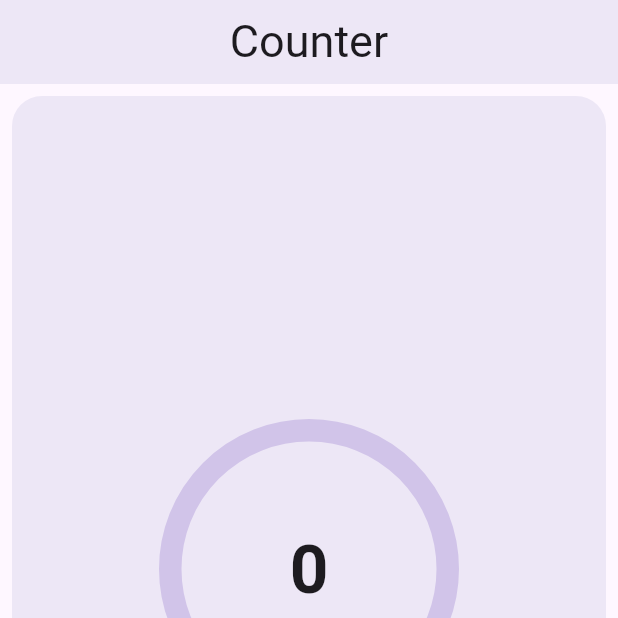
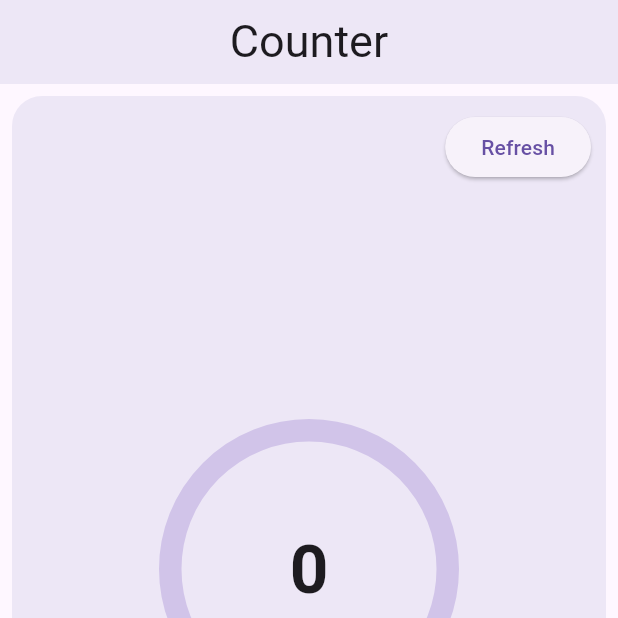
Before and after one commit to najmul19/Counter-App-Save-Previous-Count-, a Flutter app: the screen it shows after launch, on a phone screen of 412 x 824 dp, the top half of it. Run offline on Flutter 3.47's test engine with Material 3 defaults, Android fonts, the phone set to English and light mode, and no system bars; drawn by our look-alikes of percent_indicator; our stand-ins replace font_awesome_flutter, shared_preferences.

Commit message:
p commit

```diff
--- a/lib/main.dart
+++ b/lib/main.dart
@@ -18,9 +18,8 @@ class Counter extends StatelessWidget {
     );
   }
 }
+
 int cnt = 0;
-
-
 
 class HomeScreen extends StatefulWidget {
   const HomeScreen({super.key});
@@ -30,19 +29,20 @@ class HomeScreen extends StatefulWidget {
 }
 
 class _HomeScreenState extends State<HomeScreen> {
-
-  increment()  async {
-    SharedPreferences pref =  await SharedPreferences.getInstance();
+  increment() async {
+    SharedPreferences pref = await SharedPreferences.getInstance();
     ++cnt;
     setState(() {});
     pref.setInt("cntVal", cnt);
   }
 
-  decrement()  async {
-    SharedPreferences pref =  await SharedPreferences.getInstance();
+  decrement() async {
+    SharedPreferences pref = await SharedPreferences.getInstance();
+    if (cnt > 0) {
       --cnt;
       setState(() {});
       pref.setInt("cntVal", cnt);
+    }
   }
 
   @override
@@ -50,28 +50,24 @@ class _HomeScreenState extends State<HomeScreen> {
     action();
     super.initState();
   }
+
   action() async {
-
-    SharedPreferences pref =  await SharedPreferences.getInstance();
+    SharedPreferences pref = await SharedPreferences.getInstance();
     int? cntValue = pref.getInt("cntVal");
-    cnt = cntValue!;
+    cnt = cntValue ?? 0;
     setState(() {});
   }
-  // increment() async {
-  //   SharedPreferences pref = await SharedPreferences.getInstance();
-  //   ++cnt;
-  //   setState(() {});
-  //   pref.setInt("cntVal", cnt);
-  // }
+
   @override
   Widget build(BuildContext context) {
     return Scaffold(
       appBar: AppBar(
         backgroundColor: Colors.deepPurple.shade50,
-        title: const Text("Counter", style: TextStyle(fontSize: 30, ),),
+        title: const Text(
+          "Counter",
+          style: TextStyle(fontSize: 30),
+        ),
         centerTitle: true,
-
-
       ),
       body: Padding(
         padding: const EdgeInsets.all(8.0),
@@ -79,65 +75,98 @@ class _HomeScreenState extends State<HomeScreen> {
           children: [
             Expanded(
               flex: 85,
-              child: Container(
-                height: 100,
-                width: double.infinity,
-
+              child: Stack(
+                children: [
+                  Container(
                     decoration: BoxDecoration(
                       color: Colors.deepPurple.shade50,
                       borderRadius: BorderRadius.circular(20),
-
-                ),
-                // child: Center(child: Text(cnt.toString(), style: TextStyle(fontSize: 70, fontWeight: FontWeight.w900),)),
-                child: CircularPercentIndicator(radius: 100,lineWidth: 15,backgroundColor: Colors.deepPurple.shade100,progressColor: Colors.deepPurple,percent: (cnt/100),
-                  center: Center(child: Text(cnt.toString(), style: const TextStyle(fontSize: 45, fontWeight: FontWeight.w700),)),
-                  circularStrokeCap: CircularStrokeCap.round,),
                     ),
                   ),
-            const SizedBox(
-              height: 10,
+                  Center(
+                    child: CircularPercentIndicator(
+                      radius: 100,
+                      lineWidth: 15,
+                      backgroundColor: Colors.deepPurple.shade100,
+                      progressColor: Colors.deepPurple.shade500,
+                      percent: (cnt / 100).clamp(0.0, 1.0),
+                      center: Center(
+                        child: Text(
+                          cnt.toString(),
+                          style: const TextStyle(
+                            fontSize: 45,
+                            fontWeight: FontWeight.w700,
                           ),
+                        ),
+                      ),
+                      circularStrokeCap: CircularStrokeCap.round,
+                    ),
+                  ),
+                  Positioned(
+                    top: 10,
+                    right: 10,
+                    child: ElevatedButton(
+                      onPressed: () {
+                        cnt = 0;
+                        setState(() {});
+                      },
+                      child: const Text("Refresh"),
+                    ),
+                  ),
+                ],
+              ),
+            ),
+            const SizedBox(height: 10),
             Expanded(
               flex: 15,
               child: Row(
                 children: [
                   Expanded(
                     child: InkWell(
-                        onTap: (){
+                      onTap: () {
                         if (cnt > 0) decrement();
                       },
-                        child: Container(height: double.infinity,width: double.infinity,
+                      child: Container(
+                        height: double.infinity,
+                        width: double.infinity,
                         decoration: BoxDecoration(
                           color: Colors.deepPurple.shade100,
-                            borderRadius: const BorderRadius.only(bottomLeft: Radius.circular(20)),
-
+                          borderRadius: const BorderRadius.only(
+                            bottomLeft: Radius.circular(20),
                           ),
-                          child: const Icon(Icons.remove, size: 50,),
-
                         ),
-                      )
-
+                        child: const Icon(
+                          Icons.remove,
+                          size: 50,
                         ),
-                  const SizedBox(width: 10,),
-                  Expanded(child: InkWell(
-                    onTap: (){
-                      if(cnt<100)increment();
+                      ),
+                    ),
+                  ),
+                  const SizedBox(width: 10),
+                  Expanded(
+                    child: InkWell(
+                      onTap: () {
+                        if (cnt < 100) increment();
                       },
-                    child: Container( height: double.infinity ,width: double.infinity,
+                      child: Container(
+                        height: double.infinity,
+                        width: double.infinity,
                         decoration: BoxDecoration(
                           color: Colors.deepPurple.shade100,
-                        borderRadius: const BorderRadius.only(bottomRight: Radius.circular(20)),
+                          borderRadius: const BorderRadius.only(
+                            bottomRight: Radius.circular(20),
                           ),
-                      child: const Icon(FontAwesomeIcons.plus,size: 50,),
                         ),
-                  )),
+                        child: const Icon(
+                          FontAwesomeIcons.plus,
+                          size: 50,
+                        ),
+                      ),
+                    ),
+                  ),
                 ],
               ),
-
             ),
-
-
-
           ],
         ),
       ),
```
Lines whose indentation alone changed are shown as unchanged.
